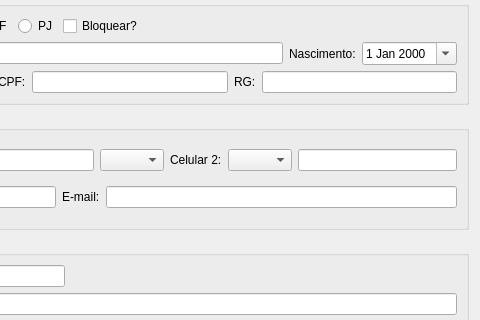
First picture: the form in ui_forms/clients.ui, repository Henrique-Miranda/erpy, before the edit; both pictures show x 142 to 622 and y 178 to 498 of the 622 by 628 pixel window.
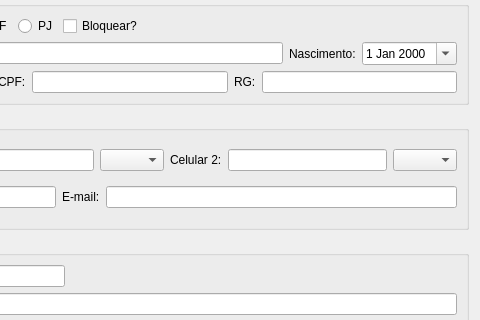
Second picture: the form after the edit. Icons and pictures are not drawn.

What changed in the file:
```diff
--- a/ui_forms/clients.ui
+++ b/ui_forms/clients.ui
@@ -410,6 +410,25 @@
           </property>
          </widget>
         </item>
+        <item>
+         <widget class="QLineEdit" name="leCell2">
+          <property name="inputMethodHints">
+           <set>Qt::ImhDigitsOnly</set>
+          </property>
+          <property name="inputMask">
+           <string/>
+          </property>
+          <property name="text">
+           <string/>
+          </property>
+          <property name="maxLength">
+           <number>14</number>
+          </property>
+          <property name="placeholderText">
+           <string/>
+          </property>
+         </widget>
+        </item>
         <item>
          <widget class="QComboBox" name="cbCell2">
           <property name="maximumSize">
@@ -450,25 +469,6 @@
           </item>
          </widget>
         </item>
-        <item>
-         <widget class="QLineEdit" name="leCell2">
-          <property name="inputMethodHints">
-           <set>Qt::ImhDigitsOnly</set>
-          </property>
-          <property name="inputMask">
-           <string/>
-          </property>
-          <property name="text">
-           <string/>
-          </property>
-          <property name="maxLength">
-           <number>14</number>
-          </property>
-          <property name="placeholderText">
-           <string/>
-          </property>
-         </widget>
-        </item>
        </layout>
       </item>
       <item>
```
Left out of the diff: 1 changed line with no effect on the pictures.
